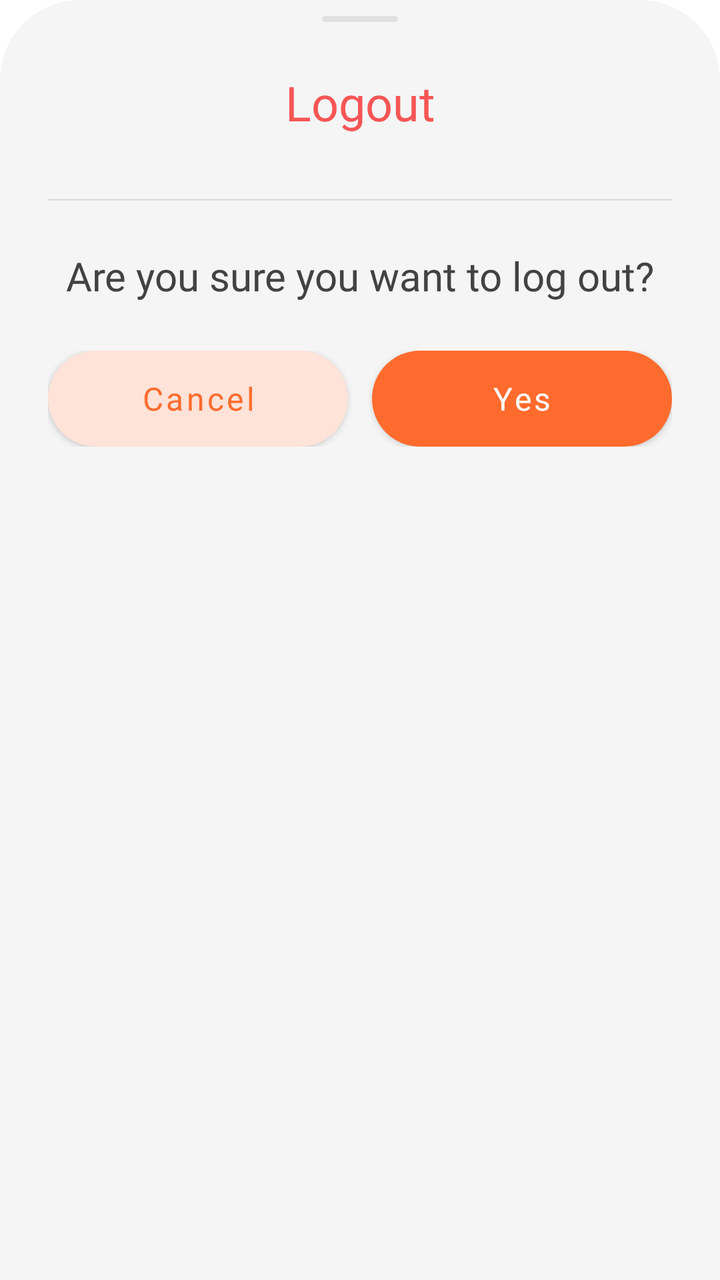
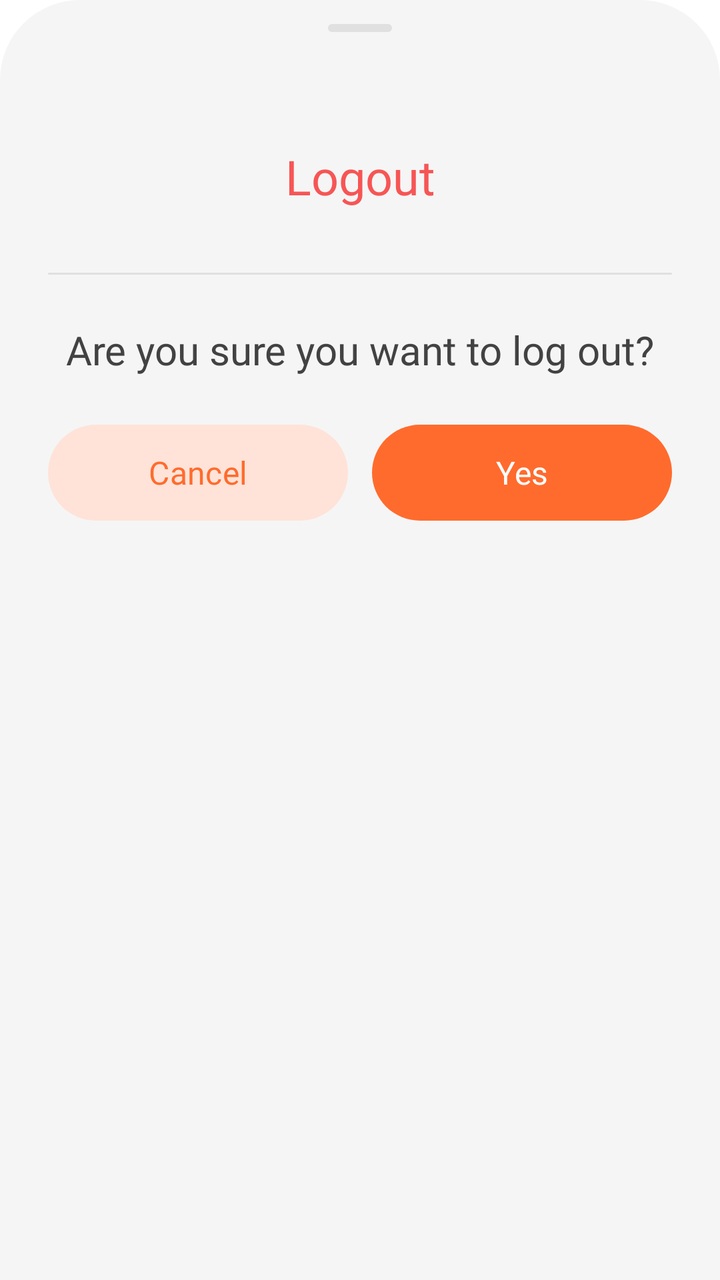

Before-and-after screenshots of an Android layout around one commit, followed by the original layout XML and the change that was made.
<!-- AndroidManifest.xml: application theme Theme.Movie -->
<!-- res/layout/layout_bottom_sheet_logout.xml -->
<?xml version="1.0" encoding="utf-8"?>
<LinearLayout xmlns:android="http://schemas.android.com/apk/res/android"
    xmlns:app="http://schemas.android.com/apk/res-auto"
    xmlns:tools="http://schemas.android.com/tools"
    android:layout_width="match_parent"
    android:layout_height="270dp"
    android:background="@drawable/background_bottom_sheet"
    android:orientation="vertical"
    android:paddingHorizontal="24dp">

    <com.google.android.material.bottomsheet.BottomSheetDragHandleView
        android:layout_width="match_parent"
        android:layout_height="wrap_content" />

    <View
        android:layout_width="38dp"
        android:layout_height="3dp"
        android:layout_gravity="center_horizontal"
        android:layout_marginTop="8dp"
        android:background="@drawable/background_drag_bottom_sheet" />

    <TextView
        style="@style/text_24_700"
        android:layout_width="match_parent"
        android:layout_height="wrap_content"
        android:paddingVertical="24dp"
        android:text="@string/logout"
        android:textAlignment="center"
        android:textColor="@color/status_error" />

    <View
        android:layout_width="match_parent"
        android:layout_height="1dp"
        android:layout_gravity="center_horizontal"
        android:layout_marginTop="8dp"
        android:background="@drawable/background_drag_bottom_sheet" />

    <TextView
        style="@style/text_20_700"
        android:layout_width="match_parent"
        android:layout_height="wrap_content"
        android:layout_marginTop="24dp"
        android:text="@string/are_you_sure_you_want_to_log_out"
        android:textAlignment="center"
        android:textColor="?attr/text_color_head_2" />

    <LinearLayout
        android:layout_width="match_parent"
        android:layout_height="wrap_content"
        android:layout_marginTop="24dp"
        android:orientation="horizontal">

        <com.google.android.material.button.MaterialButton
            android:id="@+id/btnCancel"
            style="@style/text_16_700"
            android:layout_width="0dp"
            android:layout_height="wrap_content"
            android:layout_weight="1"
            android:background="@drawable/bg_button_second"
            android:text="@string/cancel"
            android:textAllCaps="false"
            android:textColor="?attr/text_color_primary_orange"
            app:backgroundTint="@null" />

        <com.google.android.material.button.MaterialButton
            android:id="@+id/btnOK"
            style="@style/text_16_700"
            android:layout_width="0dp"
            android:layout_height="wrap_content"
            android:layout_marginStart="12dp"
            android:layout_weight="1"
            android:background="@drawable/button_bg"
            android:text="@string/yes"
            android:textAllCaps="false"
            android:textColor="@color/white"
            app:backgroundTint="@null" />
    </LinearLayout>
</LinearLayout>
<!-- resources referenced by this layout -->
<resources>
  <color name="status_error">#FFF75555</color>
  <color name="white">#FFFFFFFF</color>
  <!-- drawable background_drag_bottom_sheet (drawable) -->
  <?xml version="1.0" encoding="utf-8"?>
  <shape xmlns:android="http://schemas.android.com/apk/res/android">
      <solid android:color="?attr/color_background_300_dark" />
      <corners android:radius="100dp" />
  </shape>
  <!-- drawable bg_button_second (drawable) -->
  <?xml version="1.0" encoding="utf-8"?>
  <shape xmlns:android="http://schemas.android.com/apk/res/android">
      <solid android:color="?attr/color_background_button" />
      <corners android:radius="100dp" />
  </shape>
  <string name="are_you_sure_you_want_to_log_out">Are you sure you want to log out?</string>
  <string name="cancel">Cancel</string>
  <string name="logout">Logout</string>
  <string name="yes">Yes</string>
  <style name="text_16_700">
          <item name="android:textSize" tools:ignore="SpUsage">16dp</item>
          <item name="android:fontFamily">@font/urbanist_bold</item>
      </style>
  <style name="text_20_700">
          <item name="android:textSize" tools:ignore="SpUsage">20dp</item>
          <item name="android:fontFamily">@font/urbanist_bold</item>
      </style>
  <style name="text_24_700">
          <item name="android:textSize" tools:ignore="SpUsage">24dp</item>
          <item name="android:fontFamily">@font/urbanist_bold</item>
      </style>
  <style name="Theme.Movie" parent="Theme.MaterialComponents.Light.NoActionBar">
          
          <item name="colorPrimary">@color/orange</item>
          <item name="colorPrimaryVariant">@color/white</item>
          <item name="background">@color/white</item>
          <item name="android:windowBackground">@color/white</item>
          <item name="colorOnPrimary">@color/white</item>
          
          <item name="colorSecondary">@color/white</item>
          <item name="colorSecondaryVariant">@color/white</item>
          <item name="colorOnSecondary">@color/white</item>
          
          <item name="android:statusBarColor">?attr/colorPrimaryVariant</item>
          
  
          <item name="color_background">@color/white</item>
          <item name="color_background_second">@color/gray_100</item>
          <item name="color_background_third">@color/white</item>
          <item name="color_background_div">@color/gray_200</item>
          <item name="color_background_button">@color/orange_100</item>
          <item name="color_background_button_status">@color/gray_400</item>
          <item name="color_background_300_dark">@color/gray_300</item>
  
          <item name="color_primary_orange">@color/orange</item>
          <item name="color_disable_orange">@color/orange_status</item>
  
          <item name="text_color_gray_subtitle">@color/gray_800</item>
          <item name="text_color_span">@color/gray_700</item>
          <item name="text_color_span_500">@color/gray_500</item>
          <item name="text_color_span_700_300">@color/gray_700</item>
          <item name="text_color_head_1">@color/gray_900</item>
          <item name="text_color_head_2">@color/gray_800</item>
          <item name="text_color_primary_orange">@color/orange</item>
          <item name="text_color_primary_white">@color/white</item>
          <item name="color_indicator">@color/gray_200</item>
      </style>
  <color name="orange_status">#FFFF9B70</color>
  <color name="orange">#FFFF6B2D</color>
  <color name="gray_100">#FFF5F5F5</color>
  <color name="gray_200">#FFEEEEEE</color>
  <color name="orange_100">#FFFFE3D8</color>
  <color name="gray_400">#FFBDBDBD</color>
  <color name="gray_300">#FFE0E0E0</color>
  <color name="gray_800">#FF424242</color>
  <color name="gray_700">#FF616161</color>
  <color name="gray_500">#FF9E9E9E</color>
  <color name="gray_900">#FF212121</color>
  <!-- unchanged entries left out for length: 2 -->
</resources>

<!-- the commit's change to res/layout/layout_bottom_sheet_logout.xml (unified diff, before → after) -->
@@ -3,21 +3,15 @@
     xmlns:app="http://schemas.android.com/apk/res-auto"
     xmlns:tools="http://schemas.android.com/tools"
     android:layout_width="match_parent"
-    android:layout_height="270dp"
+    android:layout_height="280dp"
     android:background="@drawable/background_bottom_sheet"
     android:orientation="vertical"
     android:paddingHorizontal="24dp">
 
     <com.google.android.material.bottomsheet.BottomSheetDragHandleView
         android:layout_width="match_parent"
-        android:layout_height="wrap_content" />
-
-    <View
-        android:layout_width="38dp"
-        android:layout_height="3dp"
-        android:layout_gravity="center_horizontal"
-        android:layout_marginTop="8dp"
-        android:background="@drawable/background_drag_bottom_sheet" />
+        android:layout_height="wrap_content"
+        app:tint="?attr/color_background_300_dark"/>
 
     <TextView
         style="@style/text_24_700"
<!-- resource entries referenced after the edit -->
@@ -30,7 +30,7 @@
           <item name="android:textSize" tools:ignore="SpUsage">24dp</item>
           <item name="android:fontFamily">@font/urbanist_bold</item>
       </style>
-  <style name="Theme.Movie" parent="Theme.MaterialComponents.Light.NoActionBar">
+  <style name="Theme.Movie" parent="Theme.Material3.Light.NoActionBar">
           
           <item name="colorPrimary">@color/orange</item>
           <item name="colorPrimaryVariant">@color/white</item>
